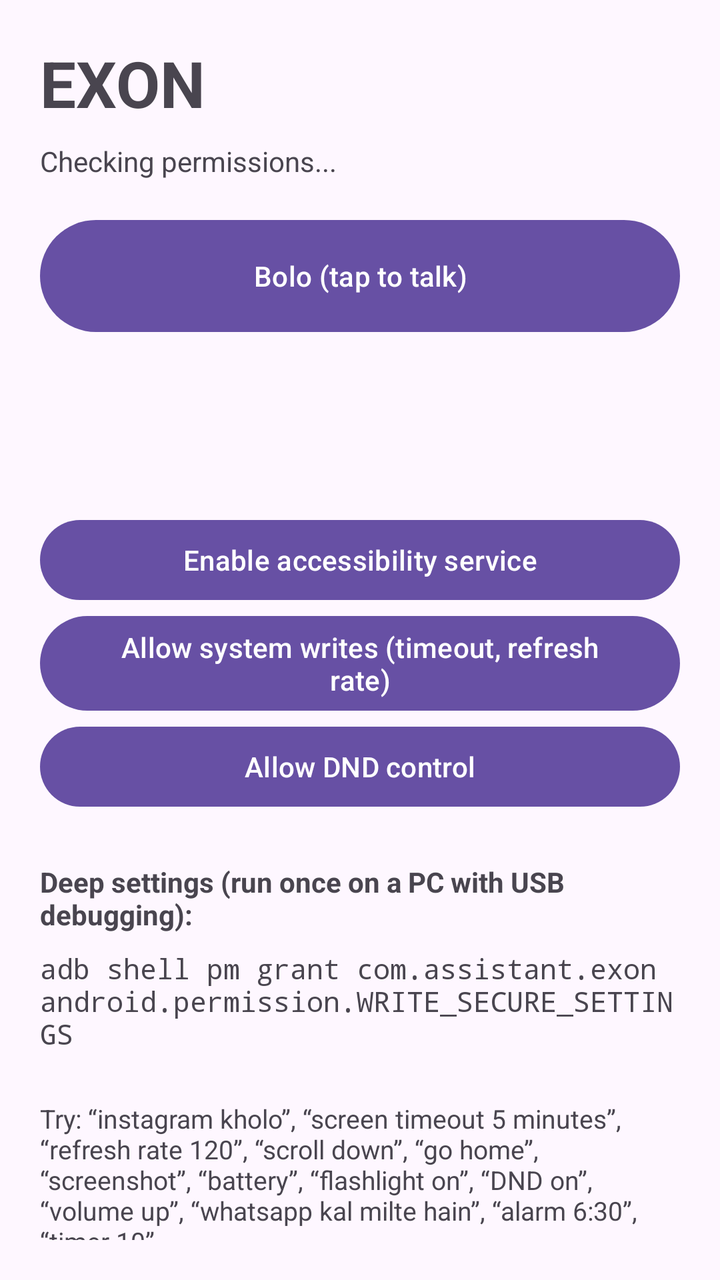
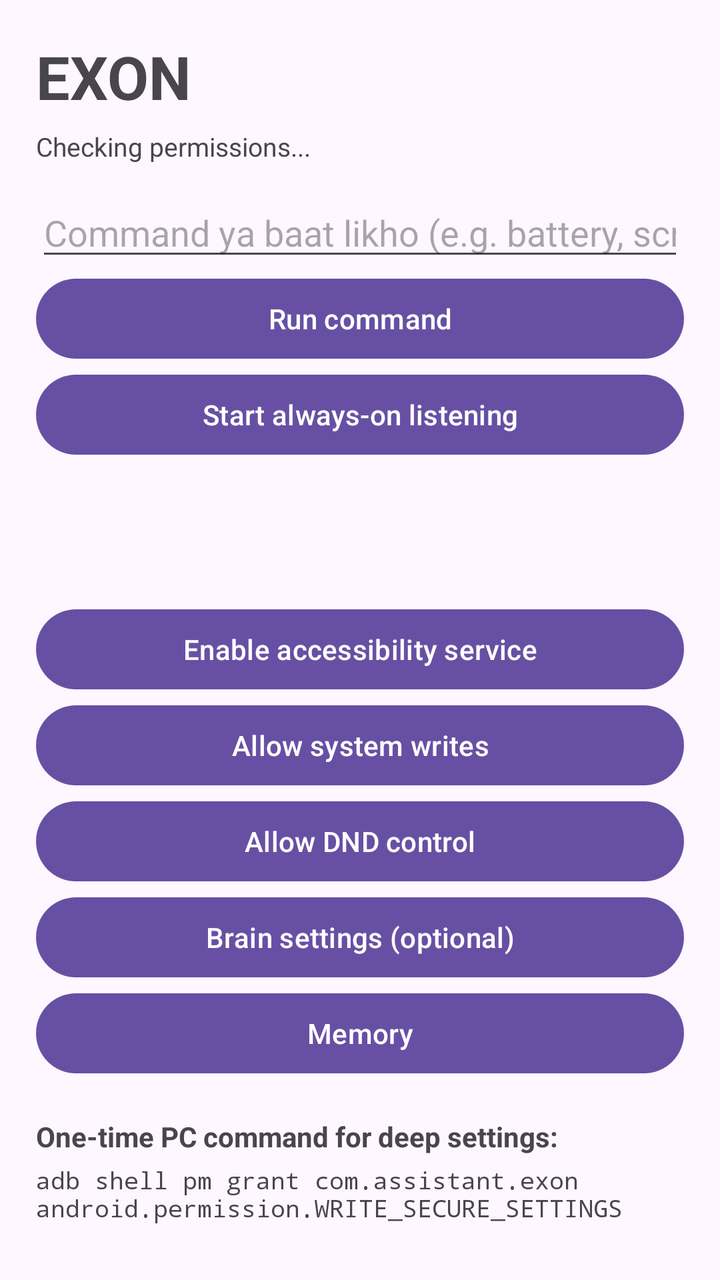

An Android layout rendered at two revisions. The XML below is the earlier revision; the diff shows what the commit changed to produce the second picture.
<!-- AndroidManifest.xml: application theme Theme.Material3.DayNight.NoActionBar -->
<!-- res/layout/activity_main.xml -->
<?xml version="1.0" encoding="utf-8"?>
<ScrollView xmlns:android="http://schemas.android.com/apk/res/android"
    android:layout_width="match_parent"
    android:layout_height="match_parent"
    android:padding="20dp">

    <LinearLayout
        android:layout_width="match_parent"
        android:layout_height="wrap_content"
        android:orientation="vertical">

        <TextView
            android:layout_width="match_parent"
            android:layout_height="wrap_content"
            android:text="EXON"
            android:textSize="32sp"
            android:textStyle="bold" />

        <TextView
            android:id="@+id/status"
            android:layout_width="match_parent"
            android:layout_height="wrap_content"
            android:paddingTop="8dp"
            android:paddingBottom="16dp"
            android:text="Checking permissions..."
            android:textSize="14sp" />

        <Button
            android:id="@+id/btnMic"
            android:layout_width="match_parent"
            android:layout_height="64dp"
            android:text="Bolo (tap to talk)" />

        <TextView
            android:id="@+id/heard"
            android:layout_width="match_parent"
            android:layout_height="wrap_content"
            android:paddingTop="12dp"
            android:text=""
            android:textSize="16sp" />

        <TextView
            android:id="@+id/reply"
            android:layout_width="match_parent"
            android:layout_height="wrap_content"
            android:paddingTop="8dp"
            android:paddingBottom="20dp"
            android:text=""
            android:textSize="18sp"
            android:textStyle="bold" />

        <Button
            android:id="@+id/btnAccessibility"
            android:layout_width="match_parent"
            android:layout_height="wrap_content"
            android:text="Enable accessibility service" />

        <Button
            android:id="@+id/btnWriteSettings"
            android:layout_width="match_parent"
            android:layout_height="wrap_content"
            android:text="Allow system writes (timeout, refresh rate)" />

        <Button
            android:id="@+id/btnDnd"
            android:layout_width="match_parent"
            android:layout_height="wrap_content"
            android:text="Allow DND control" />

        <TextView
            android:layout_width="match_parent"
            android:layout_height="wrap_content"
            android:paddingTop="24dp"
            android:text="Deep settings (run once on a PC with USB debugging):"
            android:textStyle="bold" />

        <TextView
            android:id="@+id/adbHint"
            android:layout_width="match_parent"
            android:layout_height="wrap_content"
            android:paddingTop="8dp"
            android:text="adb shell pm grant com.assistant.exon android.permission.WRITE_SECURE_SETTINGS"
            android:textIsSelectable="true"
            android:typeface="monospace" />

        <TextView
            android:layout_width="match_parent"
            android:layout_height="wrap_content"
            android:paddingTop="24dp"
            android:text="Try: “instagram kholo”, “screen timeout 5 minutes”, “refresh rate 120”, “scroll down”, “go home”, “screenshot”, “battery”, “flashlight on”, “DND on”, “volume up”, “whatsapp kal milte hain”, “alarm 6:30”, “timer 10”"
            android:textSize="13sp" />
    </LinearLayout>
</ScrollView>
<!-- resources referenced by this layout -->
<resources>

</resources>

<!-- the commit's change to res/layout/activity_main.xml (unified diff, before → after) -->
@@ -2,7 +2,7 @@
 <ScrollView xmlns:android="http://schemas.android.com/apk/res/android"
     android:layout_width="match_parent"
     android:layout_height="match_parent"
-    android:padding="20dp">
+    android:padding="18dp">
 
     <LinearLayout
         android:layout_width="match_parent"
@@ -10,44 +10,55 @@
         android:orientation="vertical">
 
         <TextView
-            android:layout_width="match_parent"
+            android:layout_width="wrap_content"
             android:layout_height="wrap_content"
             android:text="EXON"
-            android:textSize="32sp"
+            android:textSize="30sp"
             android:textStyle="bold" />
 
         <TextView
             android:id="@+id/status"
             android:layout_width="match_parent"
             android:layout_height="wrap_content"
-            android:paddingTop="8dp"
-            android:paddingBottom="16dp"
+            android:paddingTop="6dp"
+            android:paddingBottom="12dp"
             android:text="Checking permissions..."
-            android:textSize="14sp" />
+            android:textSize="13sp" />
+
+        <EditText
+            android:id="@+id/input"
+            android:layout_width="match_parent"
+            android:layout_height="wrap_content"
+            android:hint="Command ya baat likho (e.g. battery, script banao gold)"
+            android:inputType="text" />
 
         <Button
             android:id="@+id/btnMic"
             android:layout_width="match_parent"
-            android:layout_height="64dp"
-            android:text="Bolo (tap to talk)" />
+            android:layout_height="wrap_content"
+            android:text="Run command" />
+
+        <Button
+            android:id="@+id/btnService"
+            android:layout_width="match_parent"
+            android:layout_height="wrap_content"
+            android:text="Start always-on listening" />
 
         <TextView
             android:id="@+id/heard"
             android:layout_width="match_parent"
             android:layout_height="wrap_content"
-            android:paddingTop="12dp"
-            android:text=""
-            android:textSize="16sp" />
+            android:paddingTop="10dp"
+            android:textSize="14sp" />
 
         <TextView
             android:id="@+id/reply"
             android:layout_width="match_parent"
             android:layout_height="wrap_content"
-            android:paddingTop="8dp"
-            android:paddingBottom="20dp"
-            android:text=""
-            android:textSize="18sp"
-            android:textStyle="bold" />
+            android:paddingTop="6dp"
+            android:paddingBottom="14dp"
+            android:textIsSelectable="true"
+            android:textSize="15sp" />
 
         <Button
             android:id="@+id/btnAccessibility"
@@ -59,7 +70,7 @@
             android:id="@+id/btnWriteSettings"
             android:layout_width="match_parent"
             android:layout_height="wrap_content"
-            android:text="Allow system writes (timeout, refresh rate)" />
+            android:text="Allow system writes" />
 
         <Button
             android:id="@+id/btnDnd"
@@ -67,27 +78,32 @@
             android:layout_height="wrap_content"
             android:text="Allow DND control" />
 
-        <TextView
+        <Button
+            android:id="@+id/btnBrain"
             android:layout_width="match_parent"
             android:layout_height="wrap_content"
-            android:paddingTop="24dp"
-            android:text="Deep settings (run once on a PC with USB debugging):"
-            android:textStyle="bold" />
+            android:text="Brain settings (optional)" />
 
-        <TextView
-            android:id="@+id/adbHint"
+        <Button
+            android:id="@+id/btnMemory"
             android:layout_width="match_parent"
             android:layout_height="wrap_content"
-            android:paddingTop="8dp"
-            android:text="adb shell pm grant com.assistant.exon android.permission.WRITE_SECURE_SETTINGS"
-            android:textIsSelectable="true"
-            android:typeface="monospace" />
+            android:text="Memory" />
 
         <TextView
             android:layout_width="match_parent"
             android:layout_height="wrap_content"
-            android:paddingTop="24dp"
-            android:text="Try: “instagram kholo”, “screen timeout 5 minutes”, “refresh rate 120”, “scroll down”, “go home”, “screenshot”, “battery”, “flashlight on”, “DND on”, “volume up”, “whatsapp kal milte hain”, “alarm 6:30”, “timer 10”"
-            android:textSize="13sp" />
+            android:paddingTop="18dp"
+            android:text="One-time PC command for deep settings:"
+            android:textStyle="bold" />
+
+        <TextView
+            android:layout_width="match_parent"
+            android:layout_height="wrap_content"
+            android:paddingTop="4dp"
+            android:text="adb shell pm grant com.assistant.exon android.permission.WRITE_SECURE_SETTINGS"
+            android:textIsSelectable="true"
+            android:typeface="monospace"
+            android:textSize="12sp" />
     </LinearLayout>
 </ScrollView>
